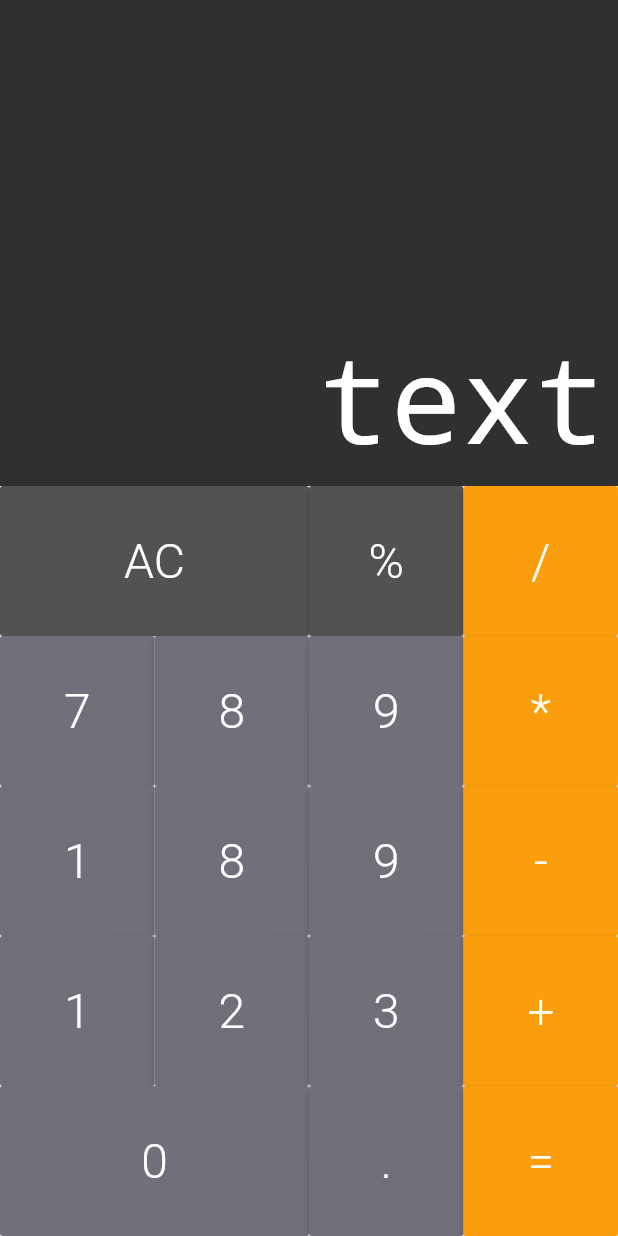
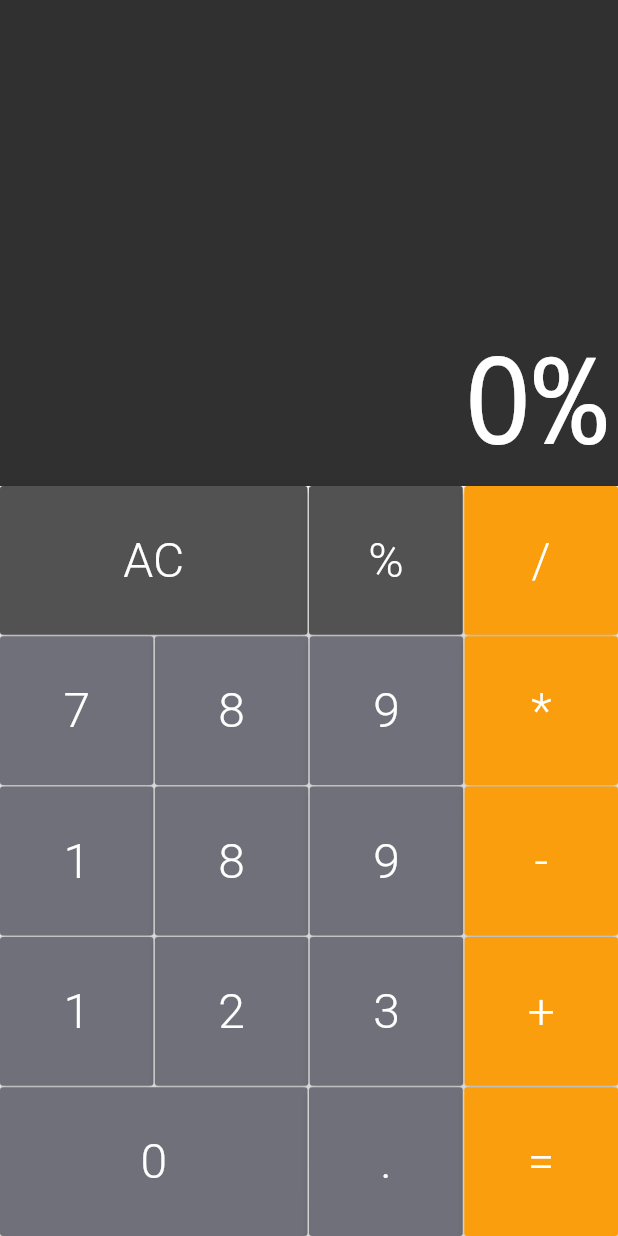
Before and after one commit to eliezerantonio/calculadora, a Flutter app: the screen it shows after launch, after a tap on an icon or button, on a phone screen of 412 x 824 dp. Run offline on Flutter 3.47's test engine with Material 2 defaults, Android fonts, the phone set to English and light mode, and no system bars; drawn by our look-alikes of auto_size_text.

Commit message:
adicionadno separadores

```diff
--- a/lib/models/memory.dart
+++ b/lib/models/memory.dart
@@ -1,8 +1,16 @@
 class Memory {
   String _value = '0';
 
-  void applyComand(String comand) {
-    _value += comand;
+  void applyComand(String command) {
+    if (command == 'AC') {
+      _allClear();
+    } else {
+      _value += command;
+    }
+  }
+
+  _allClear() {
+    _value = '0';
   }
 
   String get value => _value;
--- a/lib/screens/calculator.dart
+++ b/lib/screens/calculator.dart
@@ -23,7 +23,7 @@ class _CalculatorState extends State<Calculator> {
   Widget build(BuildContext context) {
     return Column(
       children: [
-        Display("text"),
+        Display(memory.value),
         Keyboard(
           cb: _onPressed,
         ),
--- a/lib/screens/keyboard.dart
+++ b/lib/screens/keyboard.dart
@@ -20,24 +20,36 @@ class Keyboard extends StatelessWidget {
             ),
             Button.operation(text: "/", cb: cb),
           ]),
+          SizedBox(
+            height: 1,
+          ),
           ButtonRow([
             Button(text: "7", cb: cb),
             Button(text: "8", cb: cb),
             Button(text: "9", cb: cb),
             Button.operation(text: "*", cb: cb),
           ]),
+          SizedBox(
+            height: 1,
+          ),
           ButtonRow([
             Button(text: "1", cb: cb),
             Button(text: "8", cb: cb),
             Button(text: "9", cb: cb),
             Button.operation(text: "-", cb: cb),
           ]),
+          SizedBox(
+            height: 1,
+          ),
           ButtonRow([
             Button(text: "1", cb: cb),
             Button(text: "2", cb: cb),
             Button(text: "3", cb: cb),
             Button.operation(text: "+", cb: cb),
           ]),
+          SizedBox(
+            height: 1,
+          ),
           ButtonRow([
             Button.big(text: "0", cb: cb),
             Button(text: ".", cb: cb),
--- a/lib/widgets/buttom_row.dart
+++ b/lib/widgets/buttom_row.dart
@@ -10,7 +10,18 @@ class ButtonRow extends StatelessWidget {
     return Expanded(
       child: Row(
         crossAxisAlignment: CrossAxisAlignment.stretch,
-        children: buttons,
+        children: buttons.fold([], (list, b) {
+          list.isEmpty
+              ? list.add(b)
+              : list.addAll([
+                  SizedBox(
+                    width: 1,
+                  ),
+                  b
+                ]);
+
+          return list;
+        }),
       ),
     );
   }
--- a/lib/widgets/display.dart
+++ b/lib/widgets/display.dart
@@ -17,7 +17,7 @@ class Display extends StatelessWidget {
             Padding(
               padding: const EdgeInsets.all(8.0),
               child: AutoSizeText(
-                "text",
+                text,
                 maxFontSize: 90,
                 minFontSize: 20,
                 maxLines: 1,
```
